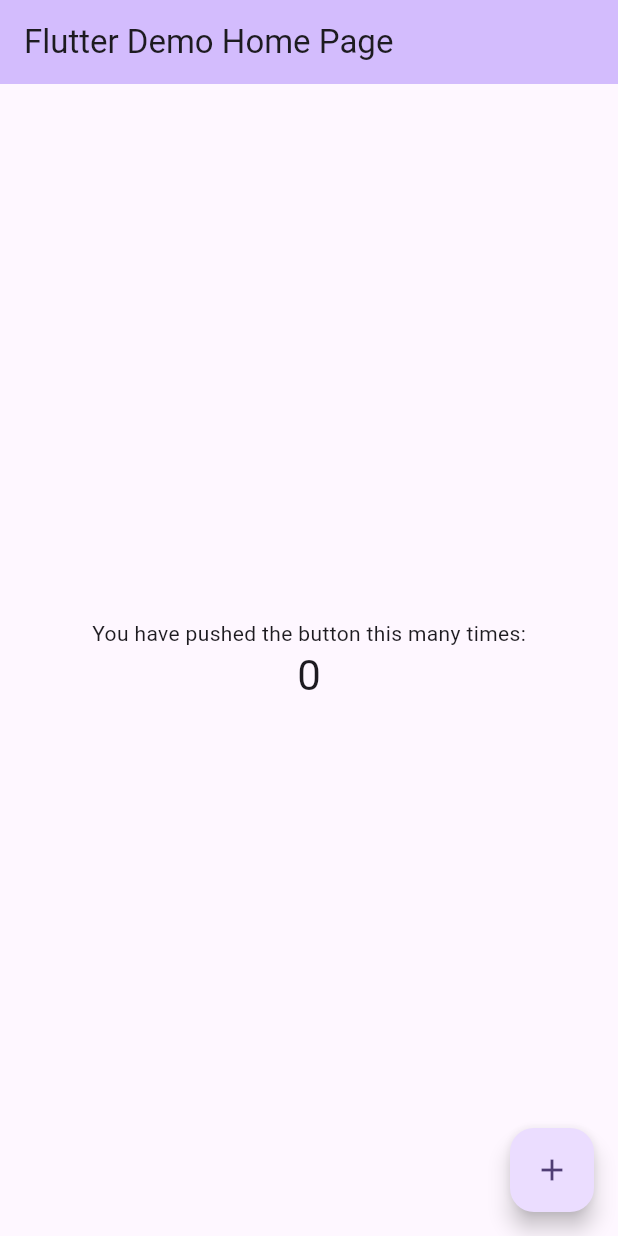
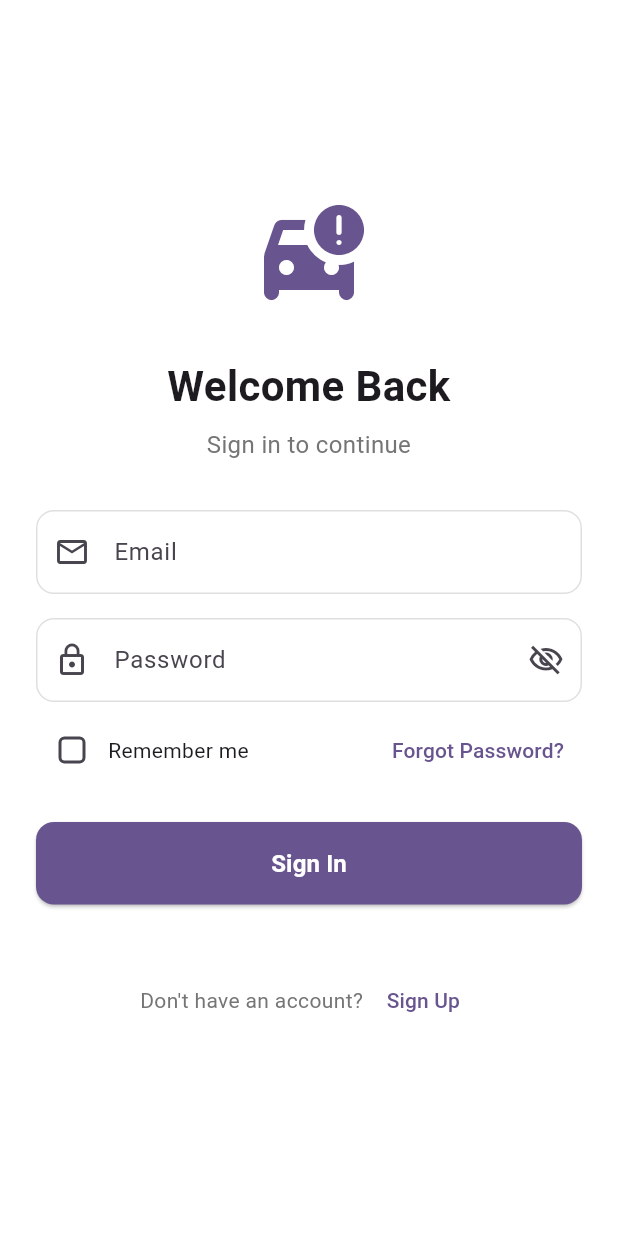
Before and after one commit to lula124/Car_Care, a Flutter app: the screen it shows after launch, on a phone screen of 412 x 824 dp. Run offline on Flutter 3.47's test engine with Material 3 defaults, Android fonts, the light colour scheme and no system bars.

Commit message:
commit message

```diff
--- /dev/null
+++ b/lib/Screens/signin_screen.dart
@@ -0,0 +1,261 @@
+import 'package:flutter/material.dart';
+import 'package:car_care/Screens/signup_screen.dart';
+// Import the SignupScreen
+// Ensure this import matches your project structure
+// For example:
+// import 'package:your_app_name/screens/signup_screen.dart';
+
+class signin_screen extends StatefulWidget {
+  const signin_screen({super.key});
+
+  @override
+  State<signin_screen> createState() => _signin_screenState();
+}
+
+class _signin_screenState extends State<signin_screen> {
+  final _formKey = GlobalKey<FormState>();
+  final _emailController = TextEditingController();
+  final _passwordController = TextEditingController();
+  bool _isPasswordVisible = false;
+  bool _rememberMe = false;
+
+  @override
+  void dispose() {
+    _emailController.dispose();
+    _passwordController.dispose();
+    super.dispose();
+  }
+
+  // Method to navigate to signup page
+  void _navigateToSignupPage() {
+    Navigator.push(
+      context,
+      MaterialPageRoute(
+        builder: (context) => const SignupScreen(),
+      ),
+    );
+  }
+
+  // Method to handle sign in process
+  void _handleSignIn() {
+    if (_formKey.currentState!.validate()) {
+      // Add sign in functionality
+      ScaffoldMessenger.of(context).showSnackBar(
+        const SnackBar(content: Text('Processing Sign In')),
+      );
+
+      // After successful sign in, you would navigate to home screen
+      // For example:
+      // Navigator.pushReplacement(
+      //   context,
+      //   MaterialPageRoute(builder: (context) => const HomeScreen()),
+      // );
+    }
+  }
+
+  @override
+  Widget build(BuildContext context) {
+    return Scaffold(
+      backgroundColor: Colors.white,
+      body: SafeArea(
+        child: Center(
+          child: SingleChildScrollView(
+            padding: const EdgeInsets.all(24.0),
+            child: Column(
+              mainAxisAlignment: MainAxisAlignment.center,
+              crossAxisAlignment: CrossAxisAlignment.stretch,
+              children: [
+                // App Logo
+                Icon(
+                  Icons.car_crash_rounded,
+                  size: 80,
+                  color: Theme.of(context).primaryColor,
+                ),
+                const SizedBox(height: 24),
+
+                // Welcome Text
+                const Text(
+                  'Welcome Back',
+                  textAlign: TextAlign.center,
+                  style: TextStyle(
+                    fontSize: 28,
+                    fontWeight: FontWeight.bold,
+                  ),
+                ),
+                const SizedBox(height: 8),
+
+                Text(
+                  'Sign in to continue',
+                  textAlign: TextAlign.center,
+                  style: TextStyle(
+                    fontSize: 16,
+                    color: Colors.grey[600],
+                  ),
+                ),
+                const SizedBox(height: 32),
+
+                // Form
+                Form(
+                  key: _formKey,
+                  child: Column(
+                    children: [
+                      // Email Field
+                      TextFormField(
+                        controller: _emailController,
+                        keyboardType: TextInputType.emailAddress,
+                        textInputAction: TextInputAction.next,
+                        decoration: InputDecoration(
+                          labelText: 'Email',
+                          hintText: 'Enter your email',
+                          prefixIcon: const Icon(Icons.email_outlined),
+                          border: OutlineInputBorder(
+                            borderRadius: BorderRadius.circular(12),
+                          ),
+                          enabledBorder: OutlineInputBorder(
+                            borderRadius: BorderRadius.circular(12),
+                            borderSide: BorderSide(color: Colors.grey[300]!),
+                          ),
+                          focusedBorder: OutlineInputBorder(
+                            borderRadius: BorderRadius.circular(12),
+                            borderSide: BorderSide(
+                                color: Theme.of(context).primaryColor),
+                          ),
+                        ),
+                        validator: (value) {
+                          if (value == null || value.isEmpty) {
+                            return 'Please enter your email';
+                          }
+                          if (!RegExp(r'^[\w-\.]+@([\w-]+\.)+[\w-]{2,4}$')
+                              .hasMatch(value)) {
+                            return 'Please enter a valid email';
+                          }
+                          return null;
+                        },
+                      ),
+                      const SizedBox(height: 16),
+
+                      // Password Field
+                      TextFormField(
+                        controller: _passwordController,
+                        obscureText: !_isPasswordVisible,
+                        decoration: InputDecoration(
+                          labelText: 'Password',
+                          hintText: 'Enter your password',
+                          prefixIcon: const Icon(Icons.lock_outline),
+                          suffixIcon: IconButton(
+                            icon: Icon(
+                              _isPasswordVisible
+                                  ? Icons.visibility_outlined
+                                  : Icons.visibility_off_outlined,
+                            ),
+                            onPressed: () {
+                              setState(() {
+                                _isPasswordVisible = !_isPasswordVisible;
+                              });
+                            },
+                          ),
+                          border: OutlineInputBorder(
+                            borderRadius: BorderRadius.circular(12),
+                          ),
+                          enabledBorder: OutlineInputBorder(
+                            borderRadius: BorderRadius.circular(12),
+                            borderSide: BorderSide(color: Colors.grey[300]!),
+                          ),
+                          focusedBorder: OutlineInputBorder(
+                            borderRadius: BorderRadius.circular(12),
+                            borderSide: BorderSide(
+                                color: Theme.of(context).primaryColor),
+                          ),
+                        ),
+                        validator: (value) {
+                          if (value == null || value.isEmpty) {
+                            return 'Please enter your password';
+                          }
+                          if (value.length < 6) {
+                            return 'Password must be at least 6 characters';
+                          }
+                          return null;
+                        },
+                      ),
+                      const SizedBox(height: 8),
+
+                      // Remember Me & Forgot Password
+                      Row(
+                        mainAxisAlignment: MainAxisAlignment.spaceBetween,
+                        children: [
+                          Row(
+                            children: [
+                              Checkbox(
+                                value: _rememberMe,
+                                onChanged: (value) {
+                                  setState(() {
+                                    _rememberMe = value!;
+                                  });
+                                },
+                                shape: RoundedRectangleBorder(
+                                  borderRadius: BorderRadius.circular(4),
+                                ),
+                              ),
+                              const Text('Remember me'),
+                            ],
+                          ),
+                          TextButton(
+                            onPressed: () {
+                              // Add forgot password functionality
+                            },
+                            child: const Text('Forgot Password?'),
+                          ),
+                        ],
+                      ),
+                      const SizedBox(height: 24),
+
+                      // Sign In Button
+                      ElevatedButton(
+                        onPressed:
+                            _handleSignIn, // Use the sign in handler method
+                        style: ElevatedButton.styleFrom(
+                          backgroundColor: Theme.of(context).primaryColor,
+                          foregroundColor: Colors.white,
+                          padding: const EdgeInsets.symmetric(vertical: 16),
+                          shape: RoundedRectangleBorder(
+                            borderRadius: BorderRadius.circular(12),
+                          ),
+                          minimumSize: const Size(double.infinity, 50),
+                        ),
+                        child: const Text(
+                          'Sign In',
+                          style: TextStyle(
+                            fontSize: 16,
+                            fontWeight: FontWeight.bold,
+                          ),
+                        ),
+                      ),
+                      const SizedBox(height: 16),
+                    ],
+                  ),
+                ),
+                const SizedBox(height: 24),
+
+                // Sign Up Link
+                Row(
+                  mainAxisAlignment: MainAxisAlignment.center,
+                  children: [
+                    Text(
+                      'Don\'t have an account? ',
+                      style: TextStyle(color: Colors.grey[600]),
+                    ),
+                    TextButton(
+                      onPressed:
+                          _navigateToSignupPage, // Use the navigation method
+                      child: const Text('Sign Up'),
+                    ),
+                  ],
+                ),
+              ],
+            ),
+          ),
+        ),
+      ),
+    );
+  }
+}
--- a/lib/main.dart
+++ b/lib/main.dart
@@ -1,3 +1,4 @@
+import 'package:car_care/Screens/signin_screen.dart';
 import 'package:flutter/material.dart';
 
 void main() {
@@ -31,95 +32,7 @@
         colorScheme: ColorScheme.fromSeed(seedColor: Colors.deepPurple),
         useMaterial3: true,
       ),
-      home: const MyHomePage(title: 'Flutter Demo Home Page'),
+      home: const signin_screen(),
     );
   }
 }
-
-class MyHomePage extends StatefulWidget {
-  const MyHomePage({super.key, required this.title});
-
-  // This widget is the home page of your application. It is stateful, meaning
-  // that it has a State object (defined below) that contains fields that affect
-  // how it looks.
-
-  // This class is the configuration for the state. It holds the values (in this
-  // case the title) provided by the parent (in this case the App widget) and
-  // used by the build method of the State. Fields in a Widget subclass are
-  // always marked "final".
-
-  final String title;
-
-  @override
-  State<MyHomePage> createState() => _MyHomePageState();
-}
-
-class _MyHomePageState extends State<MyHomePage> {
-  int _counter = 0;
-
-  void _incrementCounter() {
-    setState(() {
-      // This call to setState tells the Flutter framework that something has
-      // changed in this State, which causes it to rerun the build method below
-      // so that the display can reflect the updated values. If we changed
-      // _counter without calling setState(), then the build method would not be
-      // called again, and so nothing would appear to happen.
-      _counter++;
-    });
-  }
-
-  @override
-  Widget build(BuildContext context) {
-    // This method is rerun every time setState is called, for instance as done
-    // by the _incrementCounter method above.
-    //
-    // The Flutter framework has been optimized to make rerunning build methods
-    // fast, so that you can just rebuild anything that needs updating rather
-    // than having to individually change instances of widgets.
-    return Scaffold(
-      appBar: AppBar(
-        // TRY THIS: Try changing the color here to a specific color (to
-        // Colors.amber, perhaps?) and trigger a hot reload to see the AppBar
-        // change color while the other colors stay the same.
-        backgroundColor: Theme.of(context).colorScheme.inversePrimary,
-        // Here we take the value from the MyHomePage object that was created by
-        // the App.build method, and use it to set our appbar title.
-        title: Text(widget.title),
-      ),
-      body: Center(
-        // Center is a layout widget. It takes a single child and positions it
-        // in the middle of the parent.
-        child: Column(
-          // Column is also a layout widget. It takes a list of children and
-          // arranges them vertically. By default, it sizes itself to fit its
-          // children horizontally, and tries to be as tall as its parent.
-          //
-          // Column has various properties to control how it sizes itself and
-          // how it positions its children. Here we use mainAxisAlignment to
-          // center the children vertically; the main axis here is the vertical
-          // axis because Columns are vertical (the cross axis would be
-          // horizontal).
-          //
-          // TRY THIS: Invoke "debug painting" (choose the "Toggle Debug Paint"
-          // action in the IDE, or press "p" in the console), to see the
-          // wireframe for each widget.
-          mainAxisAlignment: MainAxisAlignment.center,
-          children: <Widget>[
-            const Text(
-              'You have pushed the button this many times:',
-            ),
-            Text(
-              '$_counter',
-              style: Theme.of(context).textTheme.headlineMedium,
-            ),
-          ],
-        ),
-      ),
-      floatingActionButton: FloatingActionButton(
-        onPressed: _incrementCounter,
-        tooltip: 'Increment',
-        child: const Icon(Icons.add),
-      ), // This trailing comma makes auto-formatting nicer for build methods.
-    );
-  }
-}
```
Also changed, not shown: lib/Screens/signup_screen.dart (added, +348 -0 lines), lib/Screens/home_screen.dart (added).
